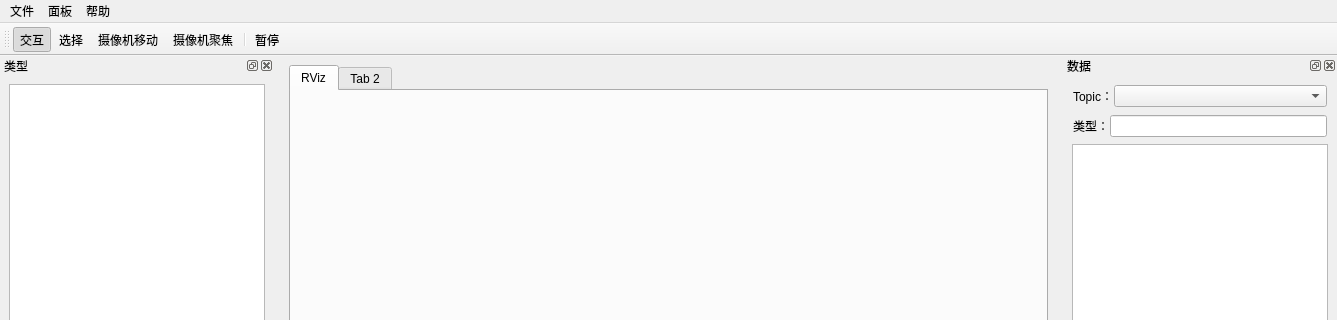
Qt form qt_rviz_demo/ui/main_window.ui (Mith-z/ROS_Qt_RViz) before a commit; both pictures show x 0 to 1337 and y 0 to 320 of the 1337 by 846 pixel window.
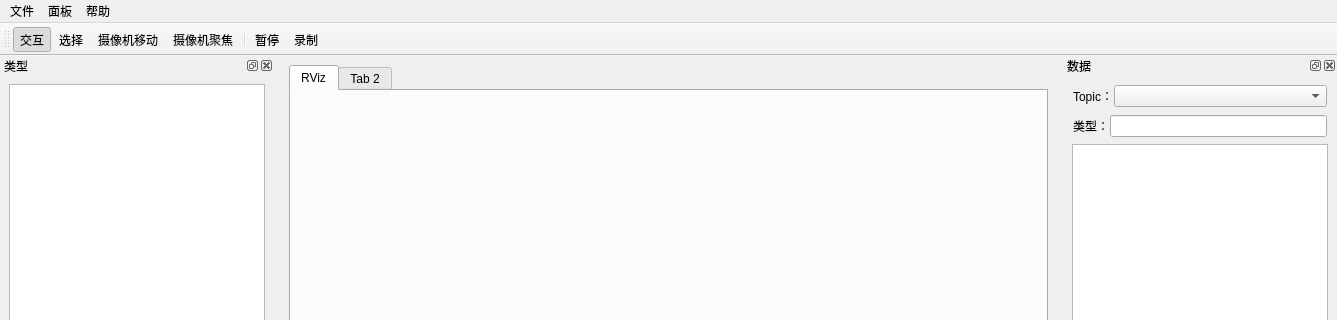
The same form after that commit.

Commit message: topic record

```diff
--- a/qt_rviz_demo/ui/main_window.ui
+++ b/qt_rviz_demo/ui/main_window.ui
@@ -147,6 +147,7 @@
    <addaction name="camera_focus_action"/>
    <addaction name="separator"/>
    <addaction name="pause_action"/>
+   <addaction name="record_action"/>
   </widget>
   <widget class="QDockWidget" name="typeDock">
    <property name="sizePolicy">
@@ -579,6 +580,14 @@
     <string>暂停播放点云</string>
    </property>
   </action>
+  <action name="record_action">
+   <property name="text">
+    <string>录制</string>
+   </property>
+   <property name="toolTip">
+    <string>录制话题</string>
+   </property>
+  </action>
  </widget>
  <resources/>
  <connections/>
```
The commit also changes 10 other files.
